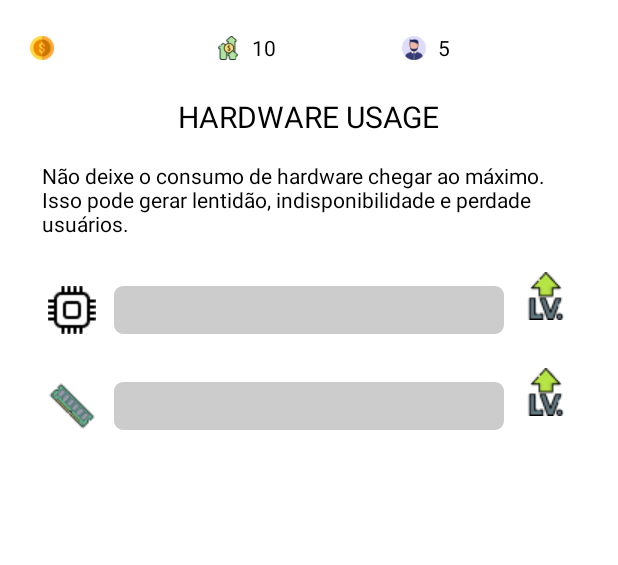
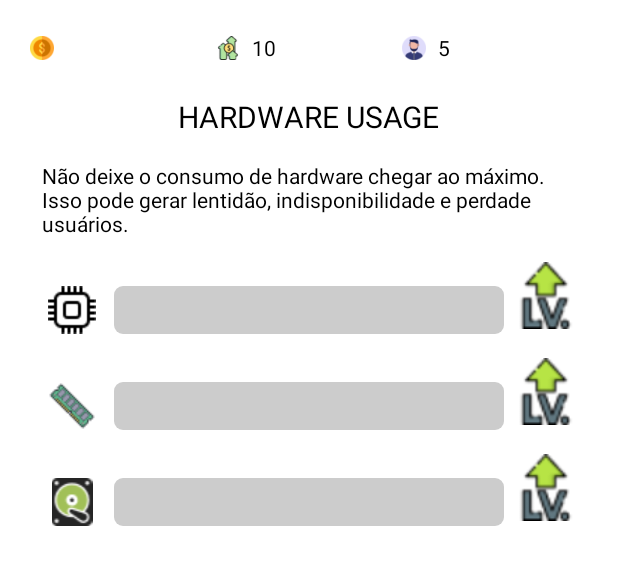
Before and after one commit to jhonatan98rios/IdleGameAndroidJava, an Android app: the layout activity_main.xml on its own in the app's theme, with its tools: preview values and no code run, on a phone screen of 412 x 824 dp. Shown: the top 565 px of the screen. Run offline under Robolectric (Android 15) with nearby library versions, the phone set to English and light mode, and no system bars.

Commit message:
Hard Disk feature added

```diff
--- a/app/src/main/java/com/example/idlegame/AbstractMetrics.java
+++ b/app/src/main/java/com/example/idlegame/AbstractMetrics.java
@@ -16,6 +16,14 @@ public class AbstractMetrics {
         random = new Random();
     }
 
+    public void increaseUsage(int increaseHardwareUsage) {
+        usage += increaseHardwareUsage;
+
+        if (usage > maxUsage) {
+            usage = maxUsage;
+        }
+    }
+
     public void increaseMaxUsage() {
         int maxUsagePercentage = maxUsage / 100;
         int randomMaxCpuUsageIncrease = (maxUsagePercentage  * random.nextInt(180)) + (maxUsagePercentage * 20);
@@ -25,16 +33,4 @@ public class AbstractMetrics {
     public void increaseUpgradePrice() {
         upgradePrice += upgradePrice * 1.3;
     }
-
-    public int getUsage() {
-        return usage;
-    }
-
-    public int getMaxUsage() {
-        return maxUsage;
-    }
-
-    public int getUpgradePrice() {
-        return upgradePrice;
-    }
 }
--- a/app/src/main/java/com/example/idlegame/Game.java
+++ b/app/src/main/java/com/example/idlegame/Game.java
@@ -5,23 +5,21 @@ import java.util.Timer;
 import java.util.TimerTask;
 
 public class Game {
-    private long money;
-    private int profitPerUser;
-    private int numberOfUsers;
+
+    public PlayerMetrics playerMetrics;
 
     public CpuMetrics cpuMetrics;
     public RamMetrics ramMetrics;
 
+    public HardDiskMetrics hardDiskMetrics;
+
     private Random random;
 
     public Game() {
-        // Initialize values
-        money = 0;
-        profitPerUser = 1;
-        numberOfUsers = 1;
-
+        playerMetrics = new PlayerMetrics();
         cpuMetrics = new CpuMetrics();
         ramMetrics = new RamMetrics();
+        hardDiskMetrics = new HardDiskMetrics();
 
         random = new Random();
     }
@@ -31,72 +29,57 @@ public class Game {
         timer.scheduleAtFixedRate(new TimerTask() {
             @Override
             public void run() {
-                if (cpuMetrics.usage < cpuMetrics.maxUsage &&
-                    ramMetrics.usage < ramMetrics.maxUsage) {
-                    increaseValues();
-                } else {
-                    decreaseValues();
-                }
+                executionInterval();
             }
-        }, 0, 100);
+        }, 0, 300);
+    }
+
+    public void executionInterval() {
+        if (cpuMetrics.usage < cpuMetrics.maxUsage &&
+            ramMetrics.usage < ramMetrics.maxUsage &&
+            hardDiskMetrics.usage < hardDiskMetrics.maxUsage) {
+            increaseValues();
+        } else {
+            decreaseValues();
+        }
     }
 
     public void increaseValues() {
+        // Generate a random value to increase numberOfUsers and profitPerUser
+        int numberOfUsersPercentage = playerMetrics.numberOfUsers / 100;
+        int increaseUsers = random.nextInt((numberOfUsersPercentage * 10) + 1) + 1;
+        int increaseHardwareUsage = increaseUsers + random.nextInt(playerMetrics.numberOfUsers);
 
-        // Generate a random value to increase numberOfUsers and profitPerUser
-        int numberOfUsersPercentage = numberOfUsers / 100;
-        int increaseUsers = random.nextInt((numberOfUsersPercentage * 10) + 1) + 1;
-
-        // Increase numberOfUsers
-        numberOfUsers += increaseUsers;
-
-        // update the value money with profitPerUser and numberOfUsers
-        int debtors = random.nextInt(numberOfUsers + 1);
-        money += (profitPerUser * numberOfUsers) - debtors;
+        playerMetrics.increaseValues(increaseUsers);
 
         // Increase the value of cpuMetrics.usage with numberOfUsers
-        cpuMetrics.usage += increaseUsers + random.nextInt(numberOfUsers);
-        ramMetrics.usage += increaseUsers + random.nextInt(numberOfUsers);
+        cpuMetrics.increaseUsage(increaseHardwareUsage);
+        ramMetrics.increaseUsage(increaseHardwareUsage);
+        hardDiskMetrics.increaseUsage(increaseHardwareUsage);
+    }
 
-        // Check if cpuMetrics.usage is bigger than the cpuMetrics.maxUsage
-        if (cpuMetrics.usage > cpuMetrics.maxUsage) {
-            cpuMetrics.usage = cpuMetrics.maxUsage;
-        }
+    public void decreaseValues() {
+        if (playerMetrics.numberOfUsers > 0) {
+            int decreaseUsers = random.nextInt((playerMetrics.numberOfUsers / 10) + 1) + 1;
+            playerMetrics.money -= playerMetrics.profitPerUser * playerMetrics.numberOfUsers;
+            playerMetrics.numberOfUsers -= decreaseUsers;
 
-        if (ramMetrics.usage > ramMetrics.maxUsage) {
-            ramMetrics.usage = ramMetrics.maxUsage;
+            cpuMetrics.usage -= decreaseUsers;
+            ramMetrics.usage -= decreaseUsers;
+            hardDiskMetrics.usage -= decreaseUsers;
         }
     }
 
-    public void decreaseValues() {
-        if (numberOfUsers > 0) {
-            int decreaseUsers = random.nextInt((numberOfUsers / 10) + 1) + 1;
-            money -= profitPerUser * numberOfUsers;
-            numberOfUsers -= decreaseUsers;
-            cpuMetrics.usage -= decreaseUsers;
-            ramMetrics.usage -= decreaseUsers;
-        }
-    }
-
-    // Money Methods
-    public void increaseProfitPerUser() {
-        profitPerUser += 1;
-    }
-
-    public void subtractMoney(int value) {
-        money -= value;
-    }
-
     public long getMoney() {
-        return money;
+        return playerMetrics.money;
     }
 
     public int getProfitPerUser() {
-        return profitPerUser;
+        return playerMetrics.profitPerUser;
     }
 
     public int getNumberOfUsers() {
-        return numberOfUsers;
+        return playerMetrics.numberOfUsers;
     }
 
 }
--- a/app/src/main/java/com/example/idlegame/MainActivity.java
+++ b/app/src/main/java/com/example/idlegame/MainActivity.java
@@ -7,6 +7,7 @@ import android.graphics.drawable.Drawable;
 import android.os.Bundle;
 import android.view.View;
 import android.widget.ImageButton;
+import android.widget.LinearLayout;
 import android.widget.Toast;
 
 import com.example.idlegame.databinding.ActivityMainBinding;
@@ -44,8 +45,9 @@ public class MainActivity extends AppCompatActivity {
     }
 
     public void addEventListener() {
-        ImageButton maxCpuUpgradeBtn=(ImageButton)findViewById(R.id.cpuLevelupButton);
-        ImageButton maxRamUpgradeBtn=(ImageButton)findViewById(R.id.ramLevelupButton);
+        LinearLayout maxCpuUpgradeBtn=binding.cpuLevelupButton;
+        LinearLayout maxRamUpgradeBtn=binding.ramLevelupButton;
+        LinearLayout maxHardDiskUpgradeBtn=binding.harddiskLevelupButton;
 
         maxCpuUpgradeBtn.setOnClickListener(new View.OnClickListener(){
             public void onClick(View view) {
@@ -58,15 +60,20 @@ public class MainActivity extends AppCompatActivity {
                 buyMaxRamUpgrade();
             }
         });
+
+        maxHardDiskUpgradeBtn.setOnClickListener(new View.OnClickListener(){
+            public void onClick(View view) {
+                buyMaxHardDiskUpgrade();
+            }
+        });
     }
 
     public void buyMaxCpuUpgrade() {
         if (game.getMoney() >= game.cpuMetrics.upgradePrice) {
             game.cpuMetrics.increaseMaxUsage();
-            game.increaseProfitPerUser();
-            game.subtractMoney(game.cpuMetrics.upgradePrice);
+            game.playerMetrics.increaseProfitPerUser();
+            game.playerMetrics.subtractMoney(game.cpuMetrics.upgradePrice);
             game.cpuMetrics.increaseUpgradePrice();
-
             updateTextViews();
             updateHeader();
         }
@@ -74,12 +81,21 @@ public class MainActivity extends AppCompatActivity {
 
     public void buyMaxRamUpgrade() {
         if (game.getMoney() >= game.ramMetrics.upgradePrice) {
+            game.ramMetrics.increaseMaxUsage();
+            game.playerMetrics.increaseProfitPerUser();
+            game.playerMetrics.subtractMoney(game.ramMetrics.upgradePrice);
+            game.ramMetrics.increaseUpgradePrice();
+            updateTextViews();
+            updateHeader();
+        }
+    }
 
-            game.ramMetrics.increaseMaxUsage();
-
-            game.increaseProfitPerUser();
-            game.subtractMoney(game.ramMetrics.upgradePrice);
-            game.ramMetrics.increaseUpgradePrice();
+    public void buyMaxHardDiskUpgrade() {
+        if (game.getMoney() >= game.hardDiskMetrics.upgradePrice) {
+            game.hardDiskMetrics.increaseMaxUsage();
+            game.playerMetrics.increaseProfitPerUser();
+            game.playerMetrics.subtractMoney(game.hardDiskMetrics.upgradePrice);
+            game.hardDiskMetrics.increaseUpgradePrice();
             updateTextViews();
             updateHeader();
         }
@@ -87,13 +103,13 @@ public class MainActivity extends AppCompatActivity {
 
     // Update header data
     private void updateHeader() {
-        String str_money = String.valueOf(game.getMoney());
+        String str_money = formatValue(game.getMoney());
         binding.moneyText.setText(str_money);
 
-        String str_profit_per_user = String.valueOf(game.getProfitPerUser());
+        String str_profit_per_user = formatValue(game.getProfitPerUser());
         binding.profitPerUserText.setText(str_profit_per_user);
 
-        String str_number_of_users = String.valueOf(game.getNumberOfUsers());
+        String str_number_of_users = formatValue(game.getNumberOfUsers());
         binding.numberOfUsersText.setText(str_number_of_users);
     }
 
@@ -106,6 +122,10 @@ public class MainActivity extends AppCompatActivity {
         binding.ramProgressBar.setMax(game.ramMetrics.maxUsage);
         binding.ramProgressBar.setProgress(game.ramMetrics.usage);
         updateRamProgressDrawable();
+
+        binding.harddiskProgressBar.setMax(game.hardDiskMetrics.maxUsage);
+        binding.harddiskProgressBar.setProgress(game.hardDiskMetrics.usage);
+        updateHardDriveProgressDrawable();
     }
 
     private void updateCpuProgressDrawable() {
@@ -118,7 +138,6 @@ public class MainActivity extends AppCompatActivity {
         } else {
             drawable = ContextCompat.getDrawable(getApplicationContext(), R.drawable.green_progress_bg);
         }
-
         binding.cpuProgressBar.setProgressDrawable(drawable);
     }
 
@@ -132,14 +151,26 @@ public class MainActivity extends AppCompatActivity {
         } else {
             drawable = ContextCompat.getDrawable(getApplicationContext(), R.drawable.green_progress_bg);
         }
-
         binding.ramProgressBar.setProgressDrawable(drawable);
     }
 
+    private void updateHardDriveProgressDrawable() {
+        Drawable drawable;
+
+        if (game.hardDiskMetrics.usage >= game.hardDiskMetrics.maxUsage * 0.75) {
+            drawable = ContextCompat.getDrawable(getApplicationContext(), R.drawable.red_progress_bg);
+        } else if (game.hardDiskMetrics.usage >= game.hardDiskMetrics.maxUsage * 0.5) {
+            drawable = ContextCompat.getDrawable(getApplicationContext(), R.drawable.yellow_progress_bg);
+        } else {
+            drawable = ContextCompat.getDrawable(getApplicationContext(), R.drawable.green_progress_bg);
+        }
+        binding.harddiskProgressBar.setProgressDrawable(drawable);
+    }
 
     private void updateTextViews() {
-        binding.cpuUpgradePriceText.setText(String.valueOf(game.cpuMetrics.upgradePrice));
-        binding.ramUpgradePriceText.setText(String.valueOf(game.ramMetrics.upgradePrice));
+        binding.cpuUpgradePriceText.setText(formatValue(game.cpuMetrics.upgradePrice));
+        binding.ramUpgradePriceText.setText(formatValue(game.ramMetrics.upgradePrice));
+        binding.harddiskUpgradePriceText.setText(formatValue(game.hardDiskMetrics.upgradePrice));
     }
 
     public void startViewLoop() {
@@ -148,7 +179,8 @@ public class MainActivity extends AppCompatActivity {
             @Override
             public void run() {
                 if (game.cpuMetrics.usage <= game.cpuMetrics.maxUsage &&
-                    game.ramMetrics.usage <= game.ramMetrics.maxUsage) {
+                    game.ramMetrics.usage <= game.ramMetrics.maxUsage &&
+                    game.hardDiskMetrics.usage <= game.hardDiskMetrics.maxUsage) {
                     ViewLoop();
                 }
 
@@ -156,7 +188,24 @@ public class MainActivity extends AppCompatActivity {
                     Toast.makeText(getApplicationContext(), "Perdeste", Toast.LENGTH_LONG).show();
                 }
             }
-        }, 0, 100);
+        }, 0, 300);
+    }
+
+    public String formatValue(long number) {
+
+        String abbreviation = "";
+
+        if (number >= 10_000_000_000L) {
+            abbreviation = number / 1_000_000_000 + "B";
+        } else if (number >= 10_000_000) {
+            abbreviation = number / 1_000_000 + "M";
+        } else if (number >= 10_000) {
+            abbreviation = number / 1_000 + "k";
+        } else {
+            abbreviation = String.valueOf(number);
+        }
+
+        return abbreviation;
     }
 
     public void ViewLoop() {
--- a/app/src/main/res/layout/activity_main.xml
+++ b/app/src/main/res/layout/activity_main.xml
@@ -156,14 +156,16 @@
                     android:progressDrawable="@drawable/custom_progress_bg" />
 
                 <LinearLayout
+                    android:id="@+id/cpuLevelupButton"
+                    android:clickable="true"
+                    android:descendantFocusability="blocksDescendants"
                     android:layout_width="32px"
                     android:layout_height="match_parent"
                     android:layout_weight="1"
                     android:gravity="center"
                     android:orientation="vertical">
 
-                    <ImageButton
-                        android:id="@+id/cpuLevelupButton"
+                    <ImageView
                         android:layout_width="match_parent"
                         android:layout_height="wrap_content"
                         android:layout_weight="1"
@@ -179,7 +181,7 @@
             </LinearLayout>
 
 
-            <!-- cpu_component -->
+            <!-- ram_component -->
             <LinearLayout
                 android:id="@+id/ram_component"
                 android:layout_width="match_parent"
@@ -204,14 +206,16 @@
                     android:progressDrawable="@drawable/custom_progress_bg" />
 
                 <LinearLayout
+                    android:id="@+id/ramLevelupButton"
+                    android:clickable="true"
+                    android:descendantFocusability="blocksDescendants"
                     android:layout_width="32px"
                     android:layout_height="match_parent"
                     android:layout_weight="1"
                     android:gravity="center"
                     android:orientation="vertical">
 
-                    <ImageButton
-                        android:id="@+id/ramLevelupButton"
+                    <ImageView
                         android:layout_width="match_parent"
                         android:layout_height="wrap_content"
                         android:layout_weight="1"
@@ -226,6 +230,55 @@
                 </LinearLayout>
             </LinearLayout>
 
+            <!-- ram_component -->
+            <LinearLayout
+                android:id="@+id/harddisk_component"
+                android:layout_width="match_parent"
+                android:layout_height="64dp"
+                android:gravity="center"
+                android:orientation="horizontal">
+
+                <ImageView
+                    android:id="@+id/imageView"
+                    android:layout_width="32px"
+                    android:layout_height="wrap_content"
+                    android:layout_weight="1"
+                    app:srcCompat="@drawable/harddisk" />
+
+                <ProgressBar
+                    android:id="@+id/harddiskProgressBar"
+                    style="?android:attr/progressBarStyleHorizontal"
+                    android:layout_width="260dp"
+                    android:layout_height="32dp"
+                    android:maxHeight="20dp"
+                    android:minHeight="20dp"
+                    android:progressDrawable="@drawable/custom_progress_bg" />
+
+                <LinearLayout
+                    android:id="@+id/harddiskLevelupButton"
+                    android:clickable="true"
+                    android:descendantFocusability="blocksDescendants"
+                    android:layout_width="32px"
+                    android:layout_height="match_parent"
+                    android:layout_weight="1"
+                    android:gravity="center"
+                    android:orientation="vertical">
+
+                    <ImageView
+                        android:layout_width="match_parent"
+                        android:layout_height="wrap_content"
+                        android:layout_weight="1"
+                        android:background="@null"
+                        app:srcCompat="@drawable/level_up" />
+
+                    <TextView
+                        android:id="@+id/harddiskUpgradePriceText"
+                        android:textColor="@color/black"
+                        android:layout_width="wrap_content"
+                        android:layout_height="wrap_content" />
+                </LinearLayout>
+            </LinearLayout>
+
 
         </LinearLayout>
 
```
Also changed, not shown: app/src/main/java/com/example/idlegame/HardDiskMetrics.java (added, +8 -0 lines), app/src/main/java/com/example/idlegame/PlayerMetrics.java (added, +37 -0 lines), app/src/main/res/drawable/harddisk.png (added).
